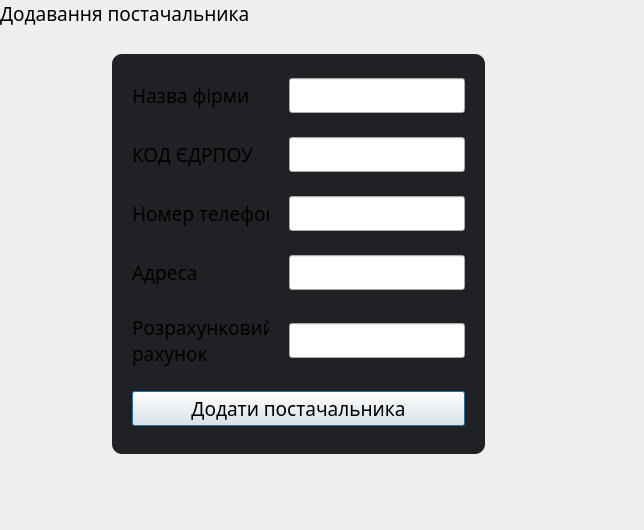
Above: src/View/addnewsupplier.ui from Fyz-dev/GunStore before the change. Below: the same form after it.
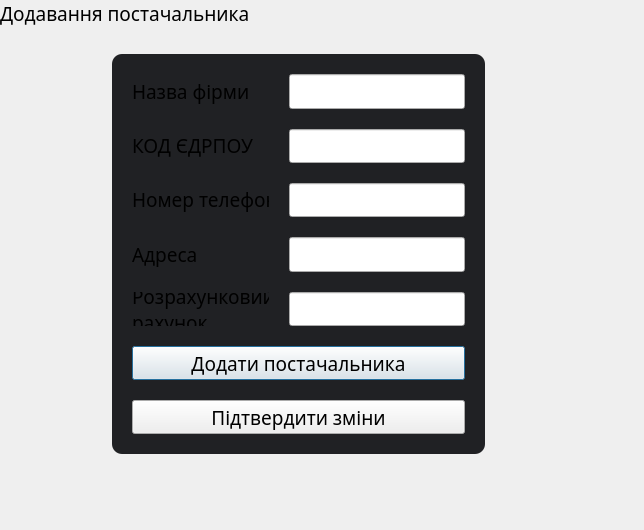
That is the form after the change.

What changed in the file:
```diff
--- a/src/View/addnewsupplier.ui
+++ b/src/View/addnewsupplier.ui
@@ -384,6 +384,13 @@
             </property>
            </widget>
           </item>
+          <item>
+           <widget class="QPushButton" name="buttonChange">
+            <property name="text">
+             <string>Підтвердити зміни</string>
+            </property>
+           </widget>
+          </item>
          </layout>
         </widget>
        </item>
```
